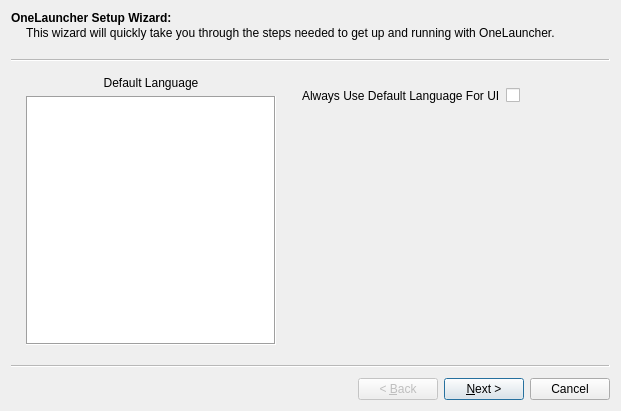
Old version of the form src/onelauncher/ui/setup_wizard.ui in the repository JuneStepp/OneLauncher.
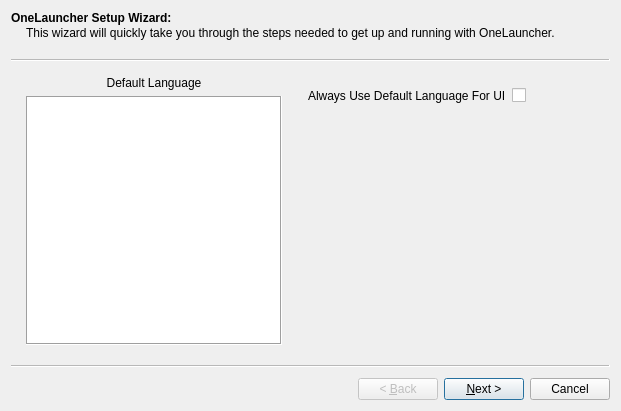
New version of the form.

Patch:
```diff
--- a/src/onelauncher/ui/setup_wizard.ui
+++ b/src/onelauncher/ui/setup_wizard.ui
@@ -47,12 +47,6 @@
           <verstretch>0</verstretch>
          </sizepolicy>
         </property>
-        <property name="maximumSize">
-         <size>
-          <width>250</width>
-          <height>16777215</height>
-         </size>
-        </property>
         <property name="toolTip">
          <string>The language used for games by default</string>
         </property>
```
Left out of the diff: 10 changed lines with no effect on the pictures.
